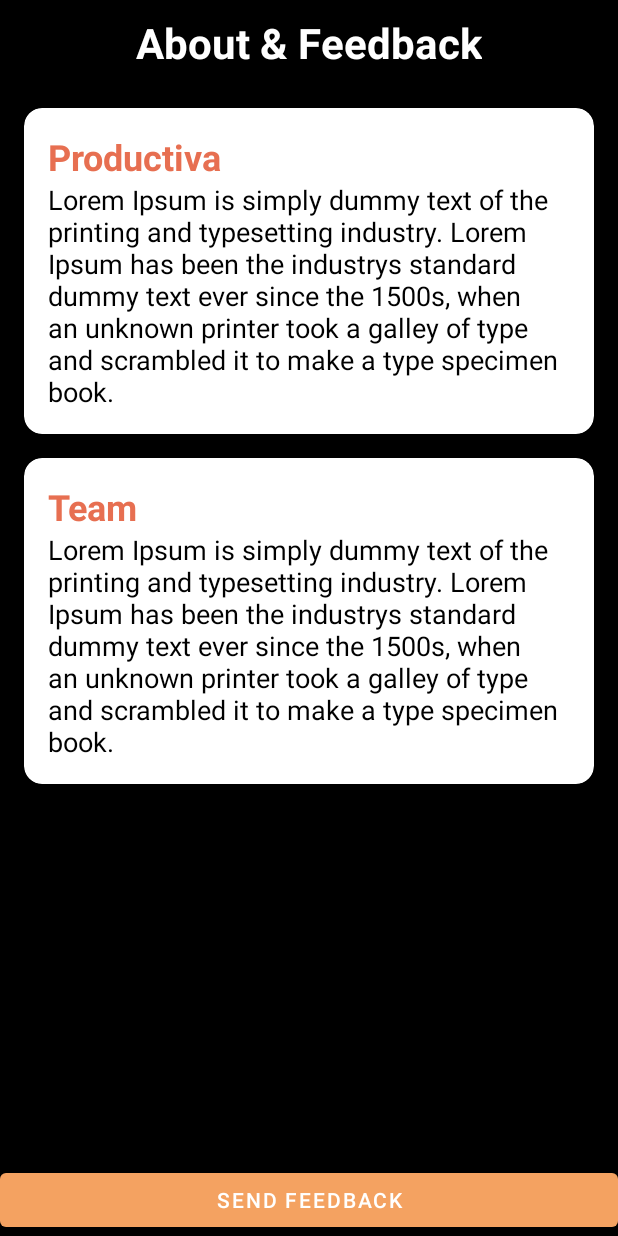
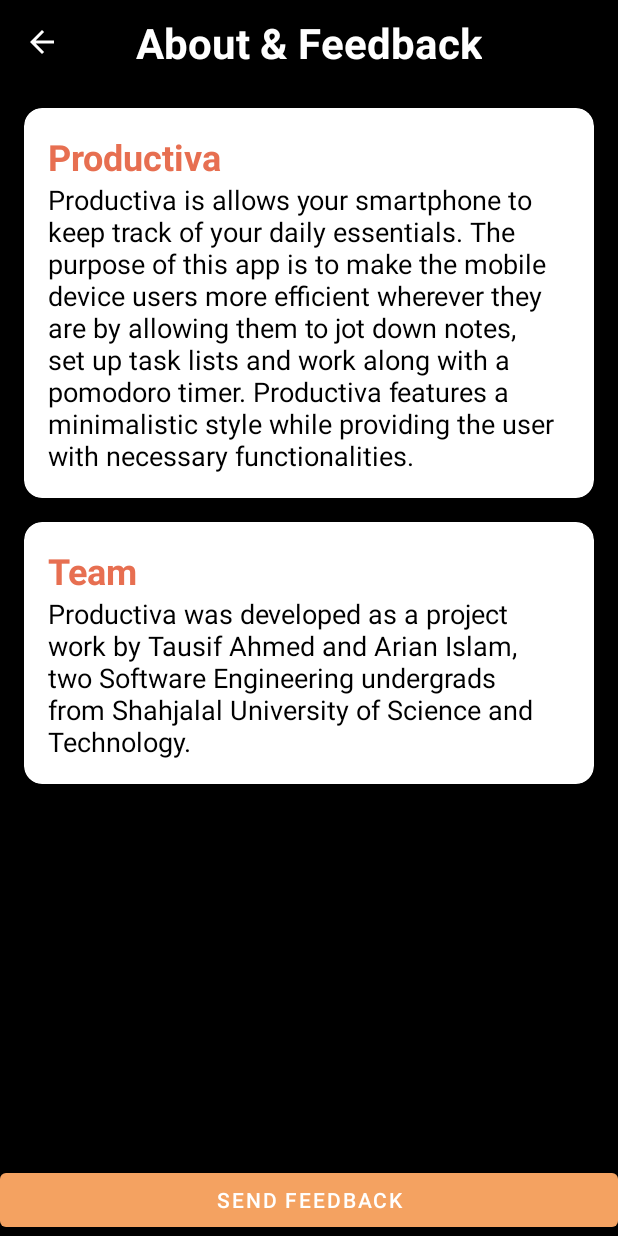
Before and after one commit to tausif35/Productiva, an Android app: the About screen opened directly, with no data from a screen before it, on a phone screen of 412 x 824 dp. Run offline under Robolectric (Android 15) with nearby library versions, the phone set to English and light mode, and no system bars; Roboto replaces fonts that are not available here.

```diff
--- a/app/src/main/java/com/example/android/productiva/About.java
+++ b/app/src/main/java/com/example/android/productiva/About.java
@@ -7,6 +7,7 @@
 import android.widget.Toast;
 
 import androidx.appcompat.app.AppCompatActivity;
+import androidx.appcompat.widget.Toolbar;
 
 public class About extends AppCompatActivity {
 
@@ -15,6 +16,15 @@
     protected void onCreate(Bundle savedInstanceState) {
         super.onCreate(savedInstanceState);
         setContentView(R.layout.activity_about);
+        setTitle("");
+
+        Toolbar toolbar = findViewById(R.id.about_toolbar);
+
+        setSupportActionBar(toolbar);
+        getSupportActionBar().setDisplayHomeAsUpEnabled(true);
+        getSupportActionBar().setDisplayShowHomeEnabled(true);
+
+        toolbar.setNavigationOnClickListener(v -> finish());
 
         Button feedbackButton = findViewById(R.id.send_feedback);
 
--- a/app/src/main/res/layout/activity_about.xml
+++ b/app/src/main/res/layout/activity_about.xml
@@ -69,7 +69,7 @@
                     <TextView
                         android:layout_width="match_parent"
                         android:layout_height="wrap_content"
-                        android:text="@string/filler"
+                        android:text="@string/about"
                         android:textColor="@color/black"
                         android:textSize="18sp" />
 
@@ -103,7 +103,7 @@
                     <TextView
                         android:layout_width="match_parent"
                         android:layout_height="wrap_content"
-                        android:text="@string/filler"
+                        android:text="@string/team"
                         android:textColor="@color/black"
                         android:textSize="18sp" />
 
--- a/app/src/main/res/values/strings.xml
+++ b/app/src/main/res/values/strings.xml
@@ -23,7 +23,11 @@
     <string name="cancel">Cancel</string>
     <string name="note_delete_note">Delete Note</string>
     <string name="note_sure_delete">Are You Sure You Want to Delete This Note?</string>
-    <string name="filler">Lorem Ipsum is simply dummy text of the printing and typesetting industry. Lorem Ipsum has been the industrys standard dummy text ever since
-        the 1500s, when an unknown printer took a galley of type and scrambled it to make a type specimen book. </string>
+    <string name="about">Productiva is allows your smartphone to keep track of your daily essentials.
+        The purpose of  this app is to make the mobile device users more efficient wherever they are by allowing them to
+    jot down notes, set up task lists and work along with a pomodoro timer. Productiva features a minimalistic style while
+    providing the user with necessary functionalities.</string>
+    <string name="team">Productiva was developed as a project work by Tausif Ahmed and Arian Islam, two Software Engineering undergrads
+    from Shahjalal University of Science and Technology.</string>
 
 </resources>
```
Also changed, not shown: app/src/main/java/com/example/android/productiva/ToDoAdapter/ToDoAdapter.java (+14 -0 lines), app/src/main/java/com/example/android/productiva/ToDoRecyclerItemTouchHelper.java (+13 -0 lines).
